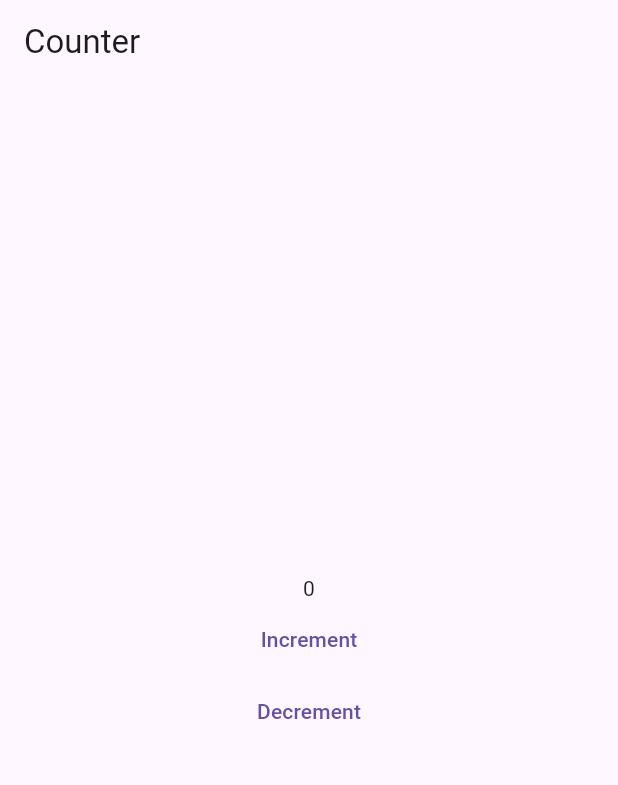
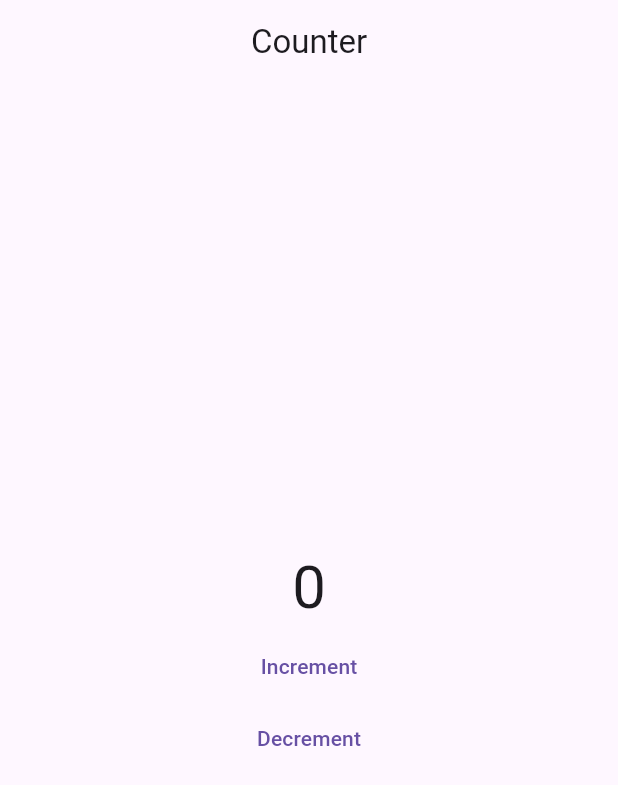
Before and after one commit to Yihun-Alemayehu/project-1, a Flutter app: the screen it shows after launch, on a phone screen of 412 x 824 dp. Shown: the top 785 px of the screen. Run offline on Flutter 3.47's test engine with Material 3 defaults, Android fonts, the phone set to English and light mode, and no system bars; our stand-ins replace bloc, flutter_bloc.

Commit message:
probably final commit

```diff
--- a/lib/counter_bloc/counter_bloc.dart
+++ b/lib/counter_bloc/counter_bloc.dart
@@ -1,16 +1,15 @@
 import 'package:bloc/bloc.dart';
-import 'package:flutter/material.dart';
 
 part 'counter_event.dart';
 part 'counter_state.dart';
 
 class CounterBloc extends Bloc<CounterEvent, CounterState> {
-  CounterBloc() : super(const CounterValue(0)) {
+  CounterBloc() : super(CounterValue(0)) {
     on<IncrementEvent>((event, emit) {
-      emit(CounterValue(state.counter + 1));
+      emit(CounterValue(state.counter +1));
     });
     on<DecrementEvent>((event, emit) {
-      emit(CounterValue(state.counter - 1));
+      emit(CounterValue(state.counter -1));
     });
   }
 }
--- a/lib/counter_bloc/counter_event.dart
+++ b/lib/counter_bloc/counter_event.dart
@@ -1,15 +1,14 @@
 part of 'counter_bloc.dart';
 
-@immutable
 abstract class CounterEvent {
   final int counter;
   const CounterEvent({required this.counter});
 }
 
-class IncrementEvent extends CounterEvent{
+class IncrementEvent extends CounterEvent {
    IncrementEvent({required super.counter});
 }
 
-class DecrementEvent extends CounterEvent{
+class DecrementEvent extends CounterEvent {
   DecrementEvent({required super.counter});
 }
--- a/lib/counter_bloc/counter_state.dart
+++ b/lib/counter_bloc/counter_state.dart
@@ -1,11 +1,10 @@
 part of 'counter_bloc.dart';
 
-@immutable
 abstract class CounterState {
   final int counter;
-  const CounterState({required this.counter});
+  const CounterState(this.counter);
 }
 
 class CounterValue extends CounterState {
-  const CounterValue(int value) : super(counter: value);
+  const CounterValue(int value) : super(value);
 }
--- a/lib/main.dart
+++ b/lib/main.dart
@@ -15,6 +15,7 @@ class MyApp extends StatelessWidget {
     return  BlocProvider(
       create: (context) => CounterBloc(),
       child: const MaterialApp(
+        debugShowCheckedModeBanner: false,
         home: HomeScreen(),
       ),
     );
--- a/lib/screens/home_screen.dart
+++ b/lib/screens/home_screen.dart
@@ -10,6 +10,8 @@ class HomeScreen extends StatelessWidget {
     return Scaffold(
       appBar: AppBar(
         title: const Text('Counter'),
+        centerTitle: true,
+
       ),
       body: BlocBuilder<CounterBloc, CounterState>(
         builder: (context, state) {
@@ -19,7 +21,10 @@ class HomeScreen extends StatelessWidget {
               mainAxisAlignment: MainAxisAlignment.center,
               crossAxisAlignment: CrossAxisAlignment.center,
               children: [
-                Text('${state.counter}'),
+                Text('${state.counter}',
+                style: const TextStyle(
+                  fontSize: 40,
+                ),),
 
                 TextButton(
                   onPressed: () {
```
